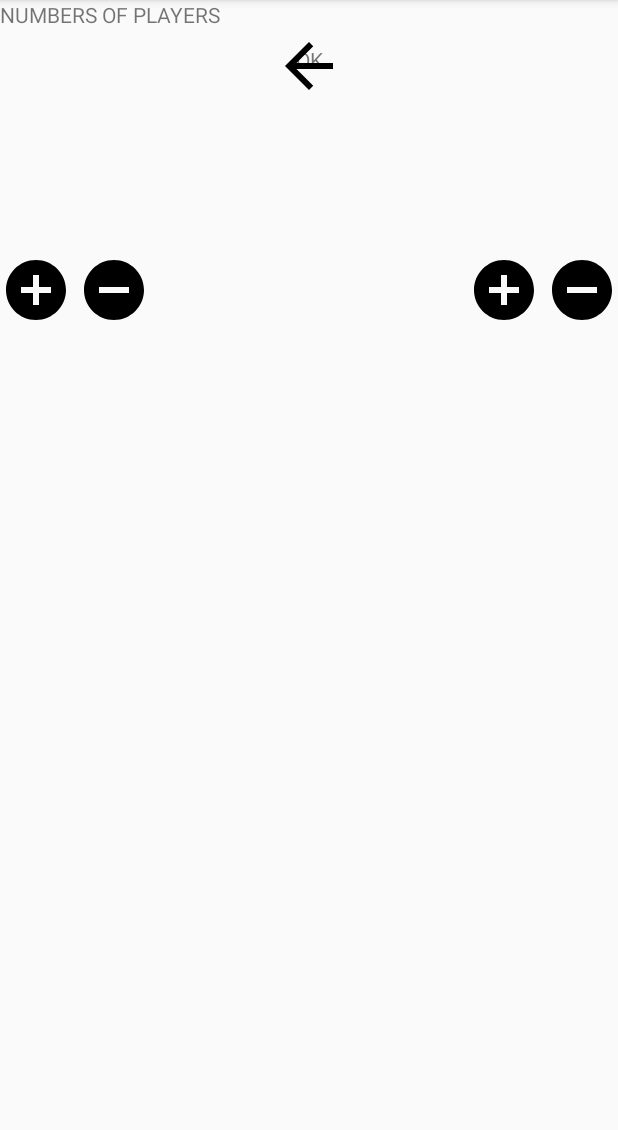
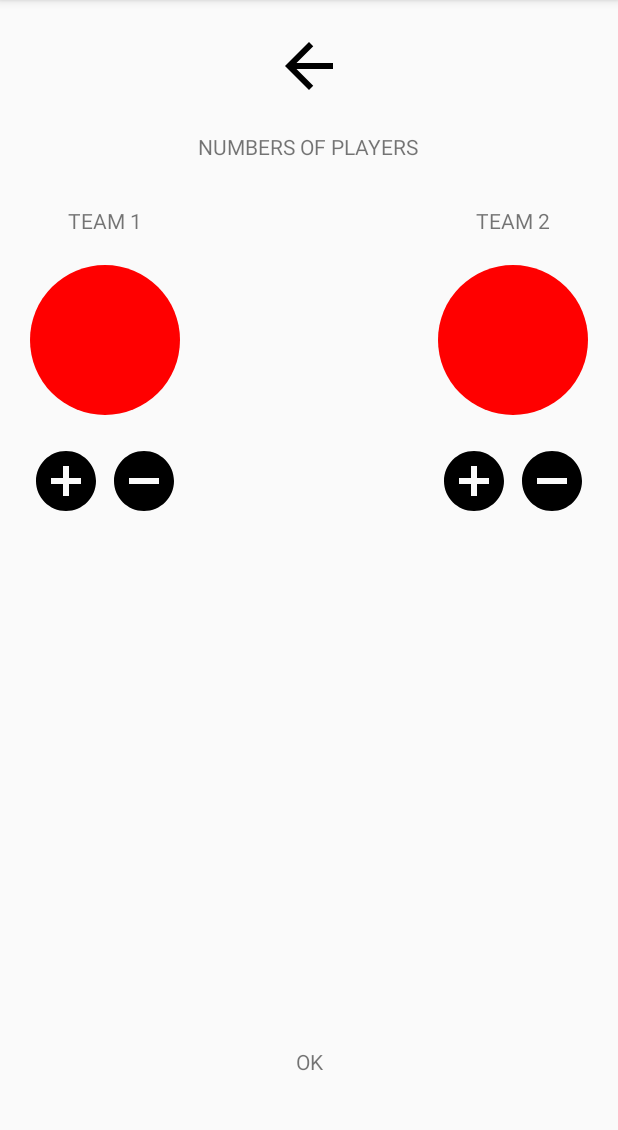
Before and after one commit to GurvanHerve/cricketindoorrules, an Android app: the fragment PlayersFragment placed in its activity, on a phone screen of 412 x 824 dp, the part 84-1214 px from its top. Run offline under Robolectric (Android 15) with nearby library versions, the phone set to English and light mode, and no system bars; our stand-ins replace Room's generated code; 1 statement that could not run was skipped.

Commit message:
misc ui margin'

```diff
--- a/app/src/main/java/com/zzriders/cricketindoorrules/games/views/CounterView.kt
+++ b/app/src/main/java/com/zzriders/cricketindoorrules/games/views/CounterView.kt
@@ -53,10 +53,11 @@ class CounterView : LinearLayout {
     private fun addIndicatorView(context: Context) {
         val params = LayoutParams(100.toPx(), 100.toPx())
         params.gravity = Gravity.CENTER_HORIZONTAL
+        params.topMargin = 20.toPx()
 
         indicator = AppCompatTextView(context)
-//        title.setText(title)
-        indicator.isAllCaps = true
+        indicator.gravity = Gravity.CENTER
+        indicator.setBackgroundResource(R.drawable.ic_rounded)
         addView(indicator, params)
     }
 
--- a/app/src/main/res/layout/game_players_fragment.xml
+++ b/app/src/main/res/layout/game_players_fragment.xml
@@ -15,8 +15,12 @@
             android:src="@drawable/ic_back"/>
 
     <androidx.appcompat.widget.AppCompatTextView
+            android:id="@+id/players_title"
             android:layout_width="wrap_content"
             android:layout_height="wrap_content"
+            android:layout_centerHorizontal="true"
+            android:layout_below="@id/players_back"
+            android:layout_marginTop="20dp"
             android:text="@string/players_number"
             android:textAllCaps="true"/>
 
@@ -26,7 +30,9 @@
             android:layout_height="wrap_content"
             android:layout_alignParentStart="true"
             android:layout_marginTop="20dp"
-            app:title="@string/team_one"/>
+            android:layout_marginStart="20dp"
+            android:layout_below="@id/players_title"
+            app:label="@string/team_one"/>
 
     <com.zzriders.cricketindoorrules.games.views.CounterView
             android:id="@+id/players_team_two"
@@ -34,13 +40,17 @@
             android:layout_height="wrap_content"
             android:layout_alignParentEnd="true"
             android:layout_marginTop="20dp"
-            app:title="@string/team_two"/>
+            android:layout_marginEnd="20dp"
+            android:layout_below="@id/players_title"
+            app:label="@string/team_two"/>
 
     <androidx.appcompat.widget.AppCompatTextView
             android:id="@+id/players_ok"
             android:layout_width="80dp"
             android:layout_height="80dp"
             android:layout_centerHorizontal="true"
+            android:layout_alignParentBottom="true"
+            android:layout_marginBottom="20dp"
             android:gravity="center"
             android:text="@string/ok"/>
 
```
